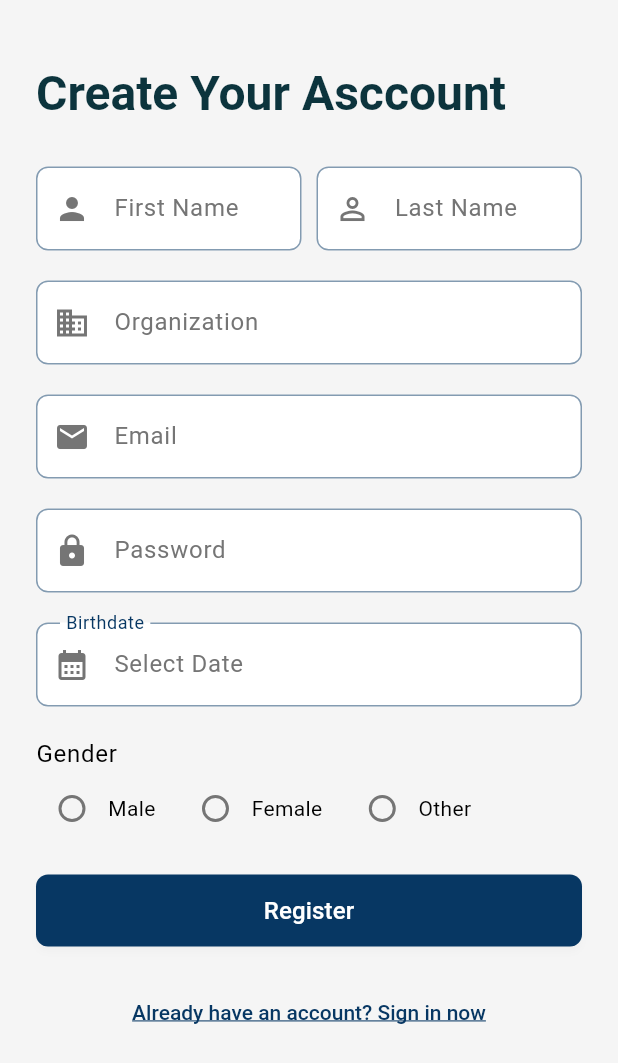
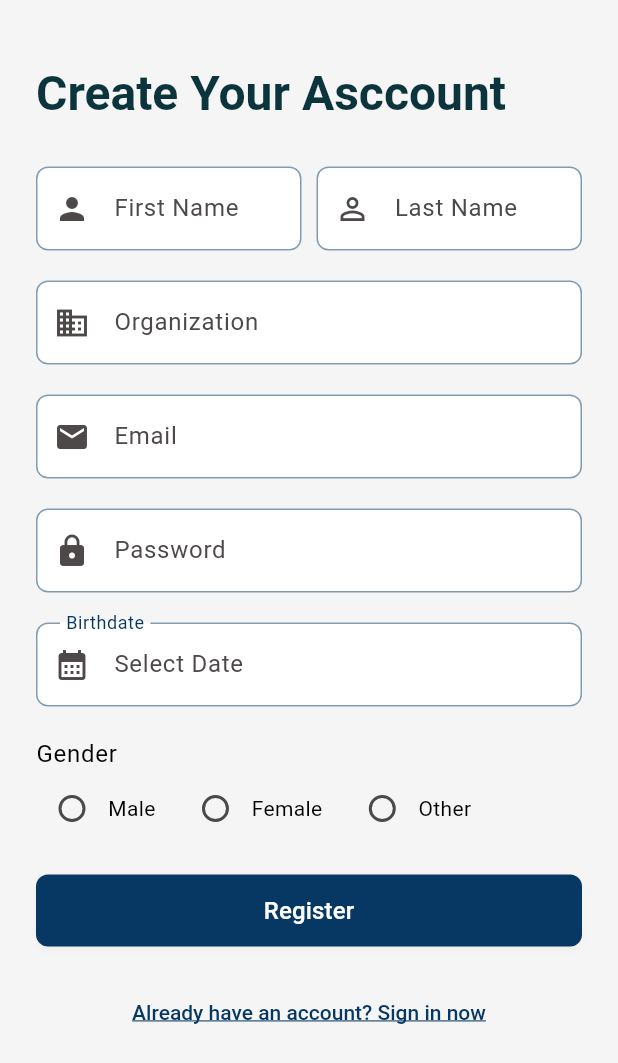
Before and after one commit to manuelcabrera1/surbased, a Flutter app: the RegisterPage screen opened by its route, on a phone screen of 412 x 824 dp. Shown: the top 1063 px of the screen. Run offline on Flutter 3.47's test engine with Material 3 defaults, Android fonts, the phone set to English and light mode, and no system bars; our stand-ins replace fl_chart, shared_preferences, table_calendar; accounts and stored records are empty; generated files the repository leaves out were written again.

Commit message:
style(frontend): change grey text color

```diff
--- a/client/surbased/lib/src/config/app_theme.dart
+++ b/client/surbased/lib/src/config/app_theme.dart
@@ -14,7 +14,7 @@ class AppTheme {
   static const Color pureWhite = Color(0xFFFFFFFF); // Blanco puro
   static const Color offWhite = Color(0xFFF5F5F5); // Blanco hueso para fondos
   static const Color greyText =
-      Color(0xFF757575); // Gris para textos secundarios
+      Color.fromARGB(255, 77, 73, 73); // Gris para textos secundarios
   static const Color blackText =
       Color(0xFF000000); // Negro para textos principales
 
```
